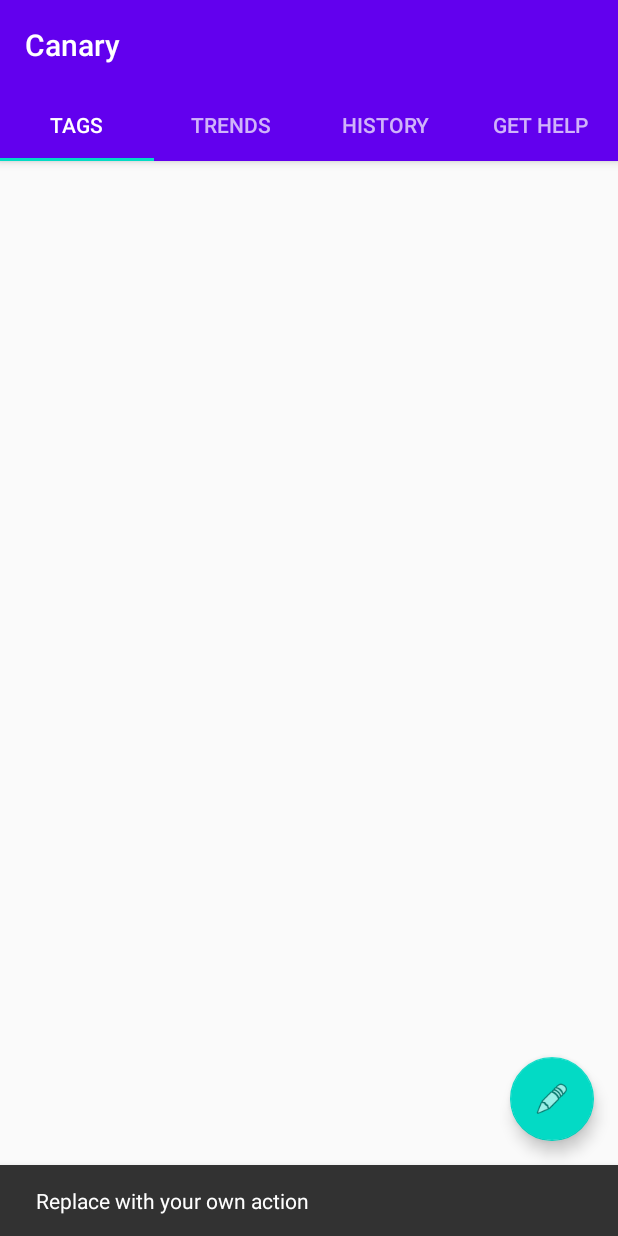
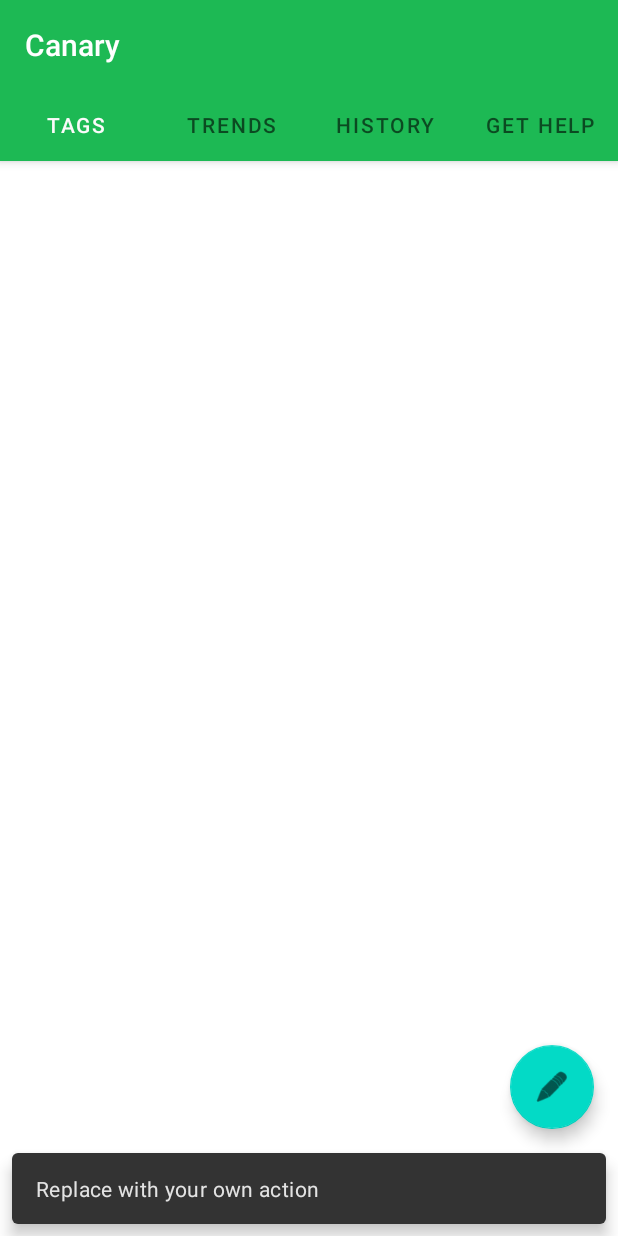
Before and after one commit to yahancheng/canary, an Android app: the screen it shows after launch (MainActivity), after a tap on an icon or button, on a phone screen of 412 x 824 dp. Run offline under Robolectric (Android 15) with nearby library versions, the phone set to English and light mode, and no system bars; 2 statements that could not run were skipped.

Commit message:
Update the theme to something greener.

```diff
--- /dev/null
+++ b/app/src/main/java/com/chelseatroy/canary/ui/main/FireMissilesDialogFragment.kt
@@ -0,0 +1,31 @@
+package com.chelseatroy.canary.ui.main
+
+import android.app.AlertDialog
+import android.app.Dialog
+import android.content.DialogInterface
+import android.os.Bundle
+import androidx.fragment.app.DialogFragment
+import com.chelseatroy.canary.R
+
+
+class FireMissilesDialogFragment : DialogFragment() {
+
+//    override fun onCreateDialog(savedInstanceState: Bundle): Dialog {
+//        return activity?.let {
+//            // Use the Builder class for convenient dialog construction
+//            val builder = AlertDialog.Builder(it)
+//            builder.setMessage("Fire missiles?")
+//                .setPositiveButton("FIRE!",
+//                    DialogInterface.OnClickListener { dialog, id ->
+//                        // FIRE ZE MISSILES!
+//                    })
+//                .setNegativeButton(
+//                    "CANCEL",
+//                    DialogInterface.OnClickListener { dialog, id ->
+//                        // User cancelled the dialog
+//                    })
+//            // Create the AlertDialog object and return it
+//            builder.create()
+//        } ?: throw IllegalStateException("Activity cannot be null")
+//    }
+}
--- a/app/src/main/res/layout/activity_main.xml
+++ b/app/src/main/res/layout/activity_main.xml
@@ -31,7 +31,8 @@
             android:id="@+id/tabs"
             android:layout_width="match_parent"
             android:layout_height="wrap_content"
-            android:background="?attr/colorPrimary" />
+            android:background="?attr/colorPrimary"
+            app:tabSelectedTextColor="#FBFAFA" />
     </com.google.android.material.appbar.AppBarLayout>
 
     <com.google.android.material.floatingactionbutton.FloatingActionButton
--- a/app/src/main/res/values/colors.xml
+++ b/app/src/main/res/values/colors.xml
@@ -1,6 +1,6 @@
 <?xml version="1.0" encoding="utf-8"?>
 <resources>
-    <color name="colorPrimary">#6200EE</color>
-    <color name="colorPrimaryDark">#3700B3</color>
+    <color name="colorPrimary">#1DB954</color>
+    <color name="colorPrimaryDark">#000000</color>
     <color name="colorAccent">#03DAC5</color>
 </resources>
--- a/app/src/main/res/values/styles.xml
+++ b/app/src/main/res/values/styles.xml
@@ -1,7 +1,7 @@
 <resources>
 
     <!-- Base application theme. -->
-    <style name="AppTheme" parent="Theme.AppCompat.Light.DarkActionBar">
+    <style name="AppTheme" parent="Theme.MaterialComponents.Light.DarkActionBar">
         <!-- Customize your theme here. -->
         <item name="colorPrimary">@color/colorPrimary</item>
         <item name="colorPrimaryDark">@color/colorPrimaryDark</item>
```
